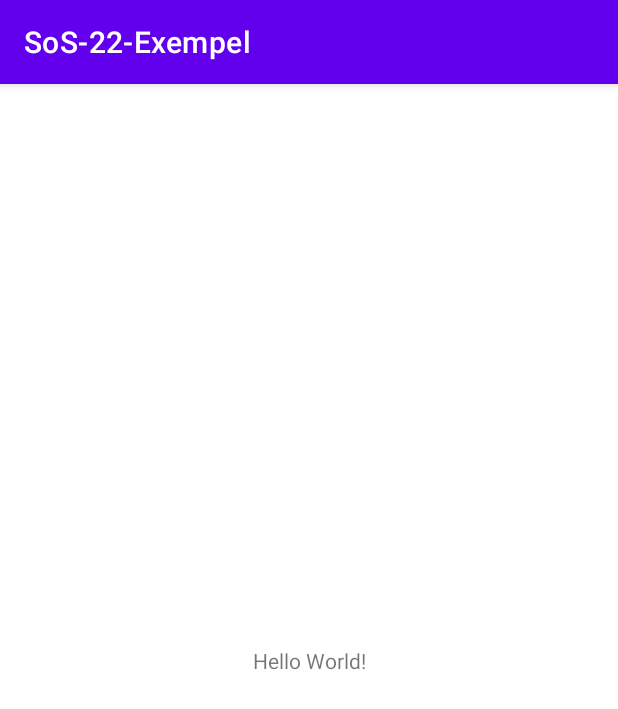
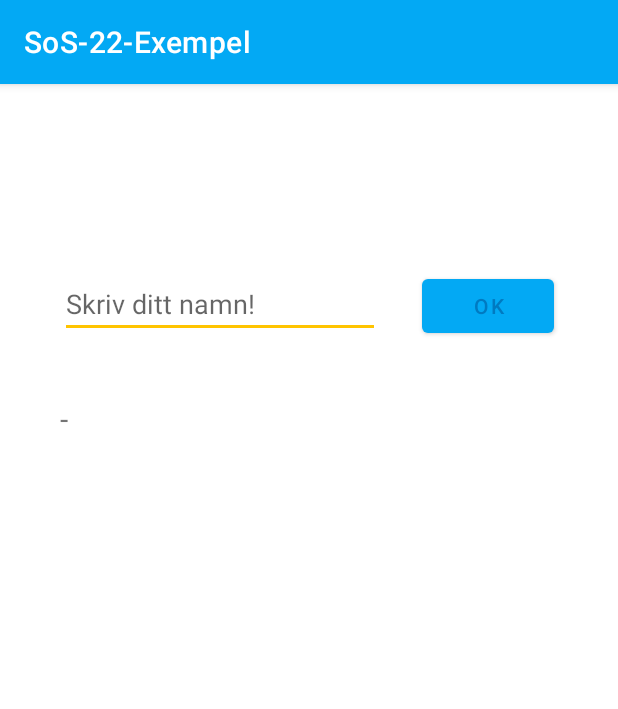
Before and after one commit to fw-teaching/sos22-exempel, an Android app: the screen it shows after launch (MainActivity), on a phone screen of 412 x 824 dp. Shown: the top 709 px of the screen. Run offline under Robolectric (Android 15) with nearby library versions, the phone set to English and light mode, and no system bars.

Commit message:
lektion 2 mellancommit

```diff
--- a/app/src/main/java/fi/arcada/sos22_exempel/MainActivity.java
+++ b/app/src/main/java/fi/arcada/sos22_exempel/MainActivity.java
@@ -3,12 +3,31 @@ package fi.arcada.sos22_exempel;
 import androidx.appcompat.app.AppCompatActivity;
 
 import android.os.Bundle;
+import android.view.View;
+import android.widget.EditText;
+import android.widget.TextView;
 
 public class MainActivity extends AppCompatActivity {
+
+    // deklarera variabler
+    TextView textHello;
+    EditText editTextName;
 
     @Override
     protected void onCreate(Bundle savedInstanceState) {
         super.onCreate(savedInstanceState);
         setContentView(R.layout.activity_main);
+
+        // Initialisera variabler
+        textHello = findViewById(R.id.helloText);
+        editTextName = findViewById(R.id.editTextName);
+
+        //textHello.setText("Hello from MainActivity!");
     }
+
+    public void btnClick(View view) {
+        //String name = editTextName.getText().toString();
+        textHello.setText("Hello " + editTextName.getText());
+    }
+
 }
--- a/app/src/main/res/layout/activity_main.xml
+++ b/app/src/main/res/layout/activity_main.xml
@@ -7,12 +7,35 @@
     tools:context=".MainActivity">
 
     <TextView
+        android:id="@+id/helloText"
+        android:layout_width="326dp"
+        android:layout_height="34dp"
+        android:layout_marginTop="40dp"
+        android:text="-"
+        android:textSize="20sp"
+        app:layout_constraintStart_toStartOf="@+id/editTextName"
+        app:layout_constraintTop_toBottomOf="@+id/editTextName" />
+
+    <EditText
+        android:id="@+id/editTextName"
         android:layout_width="wrap_content"
         android:layout_height="wrap_content"
-        android:text="Hello World!"
-        app:layout_constraintBottom_toBottomOf="parent"
-        app:layout_constraintLeft_toLeftOf="parent"
-        app:layout_constraintRight_toRightOf="parent"
+        android:layout_marginStart="40dp"
+        android:layout_marginTop="124dp"
+        android:ems="10"
+        android:hint="Skriv ditt namn!"
+        android:inputType="textPersonName"
+        app:layout_constraintStart_toStartOf="parent"
         app:layout_constraintTop_toTopOf="parent" />
 
+    <Button
+        android:id="@+id/btnOk"
+        android:layout_width="wrap_content"
+        android:layout_height="wrap_content"
+        android:layout_marginStart="28dp"
+        android:onClick="btnClick"
+        android:text="OK"
+        app:layout_constraintStart_toEndOf="@+id/editTextName"
+        app:layout_constraintTop_toTopOf="@+id/editTextName" />
+
 </androidx.constraintlayout.widget.ConstraintLayout>
--- a/app/src/main/res/values/colors.xml
+++ b/app/src/main/res/values/colors.xml
@@ -7,4 +7,14 @@
     <color name="teal_700">#FF018786</color>
     <color name="black">#FF000000</color>
     <color name="white">#FFFFFFFF</color>
+
+
+    <color name="primaryColor">#03a9f4</color>
+    <color name="primaryLightColor">#67daff</color>
+    <color name="primaryDarkColor">#007ac1</color>
+    <color name="secondaryColor">#ffc400</color>
+    <color name="secondaryLightColor">#fff64f</color>
+    <color name="secondaryDarkColor">#c79400</color>
+    <color name="primaryTextColor">#000000</color>
+    <color name="secondaryTextColor">#000000</color>
 </resources>
--- a/app/src/main/res/values/themes.xml
+++ b/app/src/main/res/values/themes.xml
@@ -2,15 +2,16 @@
     <!-- Base application theme. -->
     <style name="Theme.SoS22Exempel" parent="Theme.MaterialComponents.DayNight.DarkActionBar">
         <!-- Primary brand color. -->
-        <item name="colorPrimary">@color/purple_500</item>
-        <item name="colorPrimaryVariant">@color/purple_700</item>
-        <item name="colorOnPrimary">@color/white</item>
+        <item name="colorPrimary">@color/primaryColor</item>
+        <item name="colorPrimaryVariant">@color/primaryLightColor</item>
+        <item name="colorOnPrimary">@color/primaryDarkColor</item>
         <!-- Secondary brand color. -->
-        <item name="colorSecondary">@color/teal_200</item>
-        <item name="colorSecondaryVariant">@color/teal_700</item>
-        <item name="colorOnSecondary">@color/black</item>
+        <item name="colorSecondary">@color/secondaryColor</item>
+        <item name="colorSecondaryVariant">@color/secondaryLightColor</item>
+        <item name="colorOnSecondary">@color/secondaryDarkColor</item>
         <!-- Status bar color. -->
         <item name="android:statusBarColor" tools:targetApi="l">?attr/colorPrimaryVariant</item>
         <!-- Customize your theme here. -->
+
     </style>
 </resources>
```
